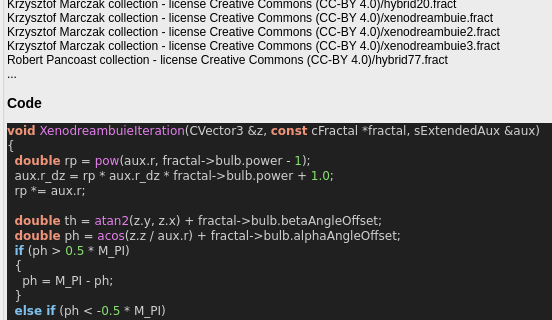
buddhi1980/mandelbulber2, file mandelbulber2/qt_data/fractal_xenodreambuie.ui: the form before one commit; both pictures show x 0 to 552 and y 162 to 482 of the 772 by 607 pixel window.
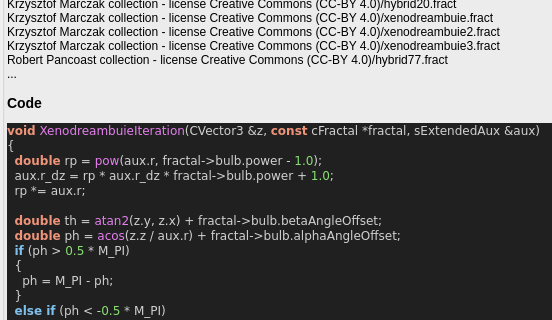
The form after the commit. Custom widgets are drawn as their Qt base class.

Patch:
```diff
--- a/mandelbulber2/qt_data/fractal_xenodreambuie.ui
+++ b/mandelbulber2/qt_data/fractal_xenodreambuie.ui
@@ -248,7 +248,7 @@
 &lt;body style=&quot;background-color:#202020&quot;&gt;
 &lt;pre style=&quot;color:#d0d0d0; background-color:#202020;  font-family:'Courier New',monospace;&quot;&gt;&lt;span style=&quot;color:#f09479; font-weight:bold&quot;&gt;void&lt;/span&gt; &lt;span style=&quot;color:#e47eed&quot;&gt;XenodreambuieIteration&lt;/span&gt;&lt;span style=&quot;color:#d0d0d0&quot;&gt;(&lt;/span&gt;CVector3 &lt;span style=&quot;color:#d0d0d0&quot;&gt;&amp;amp;&lt;/span&gt;z&lt;span style=&quot;color:#d0d0d0&quot;&gt;,&lt;/span&gt; &lt;span style=&quot;color:#f09479; font-weight:bold&quot;&gt;const&lt;/span&gt; cFractal &lt;span style=&quot;color:#d0d0d0&quot;&gt;*&lt;/span&gt;fractal&lt;span style=&quot;color:#d0d0d0&quot;&gt;,&lt;/span&gt; sExtendedAux &lt;span style=&quot;color:#d0d0d0&quot;&gt;&amp;amp;&lt;/span&gt;aux&lt;span style=&quot;color:#d0d0d0&quot;&gt;)&lt;/span&gt;
 &lt;span style=&quot;color:#d0d0d0&quot;&gt;{&lt;/span&gt;
-  &lt;span style=&quot;color:#f09479; font-weight:bold&quot;&gt;double&lt;/span&gt; rp &lt;span style=&quot;color:#d0d0d0&quot;&gt;=&lt;/span&gt; &lt;span style=&quot;color:#e47eed&quot;&gt;pow&lt;/span&gt;&lt;span style=&quot;color:#d0d0d0&quot;&gt;(&lt;/span&gt;aux&lt;span style=&quot;color:#d0d0d0&quot;&gt;.&lt;/span&gt;r&lt;span style=&quot;color:#d0d0d0&quot;&gt;,&lt;/span&gt; fractal&lt;span style=&quot;color:#d0d0d0&quot;&gt;-&amp;gt;&lt;/span&gt;bulb&lt;span style=&quot;color:#d0d0d0&quot;&gt;.&lt;/span&gt;power &lt;span style=&quot;color:#d0d0d0&quot;&gt;-&lt;/span&gt; &lt;span style=&quot;color:#87df71&quot;&gt;1&lt;/span&gt;&lt;span style=&quot;color:#d0d0d0&quot;&gt;);&lt;/span&gt;
+  &lt;span style=&quot;color:#f09479; font-weight:bold&quot;&gt;double&lt;/span&gt; rp &lt;span style=&quot;color:#d0d0d0&quot;&gt;=&lt;/span&gt; &lt;span style=&quot;color:#e47eed&quot;&gt;pow&lt;/span&gt;&lt;span style=&quot;color:#d0d0d0&quot;&gt;(&lt;/span&gt;aux&lt;span style=&quot;color:#d0d0d0&quot;&gt;.&lt;/span&gt;r&lt;span style=&quot;color:#d0d0d0&quot;&gt;,&lt;/span&gt; fractal&lt;span style=&quot;color:#d0d0d0&quot;&gt;-&amp;gt;&lt;/span&gt;bulb&lt;span style=&quot;color:#d0d0d0&quot;&gt;.&lt;/span&gt;power &lt;span style=&quot;color:#d0d0d0&quot;&gt;-&lt;/span&gt; &lt;span style=&quot;color:#87df71&quot;&gt;1.0&lt;/span&gt;&lt;span style=&quot;color:#d0d0d0&quot;&gt;);&lt;/span&gt;
   aux&lt;span style=&quot;color:#d0d0d0&quot;&gt;.&lt;/span&gt;r_dz &lt;span style=&quot;color:#d0d0d0&quot;&gt;=&lt;/span&gt; rp &lt;span style=&quot;color:#d0d0d0&quot;&gt;*&lt;/span&gt; aux&lt;span style=&quot;color:#d0d0d0&quot;&gt;.&lt;/span&gt;r_dz &lt;span style=&quot;color:#d0d0d0&quot;&gt;*&lt;/span&gt; fractal&lt;span style=&quot;color:#d0d0d0&quot;&gt;-&amp;gt;&lt;/span&gt;bulb&lt;span style=&quot;color:#d0d0d0&quot;&gt;.&lt;/span&gt;power &lt;span style=&quot;color:#d0d0d0&quot;&gt;+&lt;/span&gt; &lt;span style=&quot;color:#87df71&quot;&gt;1.0&lt;/span&gt;&lt;span style=&quot;color:#d0d0d0&quot;&gt;;&lt;/span&gt;
   rp &lt;span style=&quot;color:#d0d0d0&quot;&gt;*=&lt;/span&gt; aux&lt;span style=&quot;color:#d0d0d0&quot;&gt;.&lt;/span&gt;r&lt;span style=&quot;color:#d0d0d0&quot;&gt;;&lt;/span&gt;
 
```
